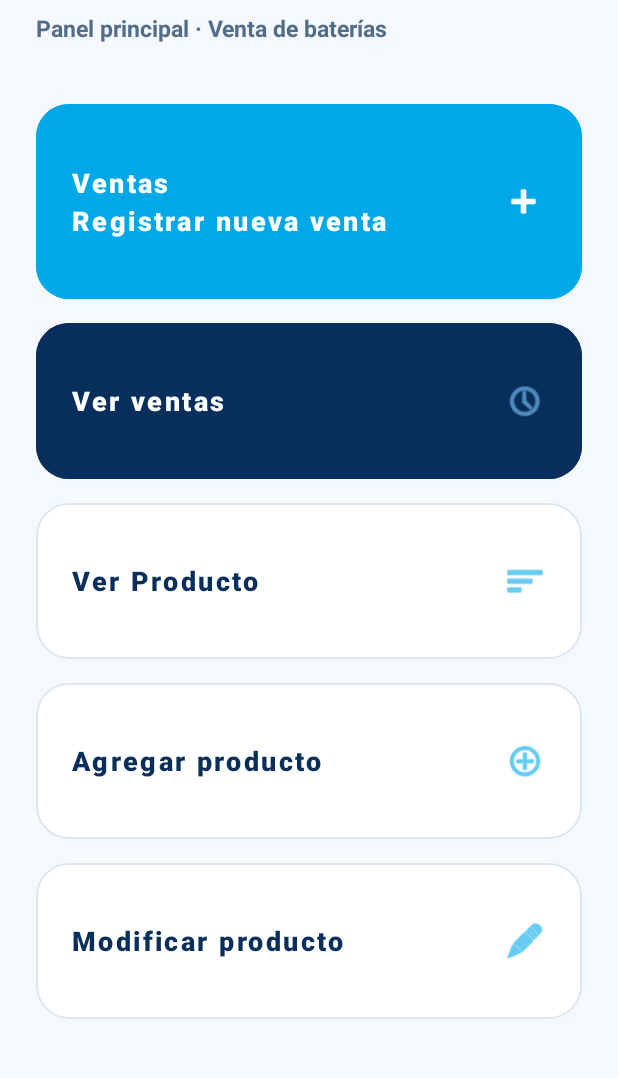
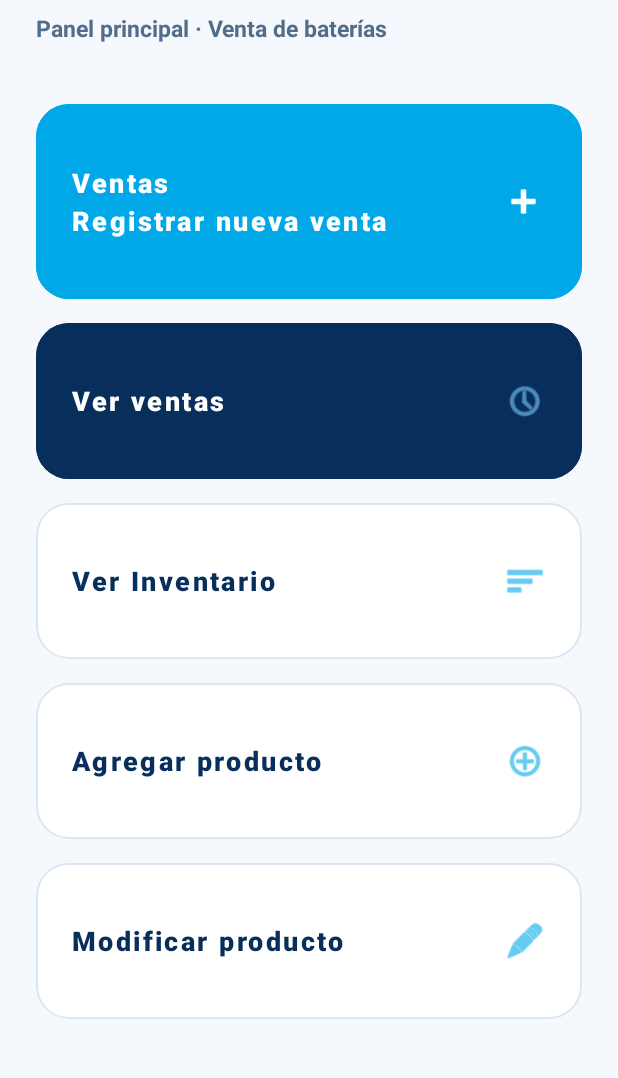
Before and after one commit to orlanzr18-cmyk/BAMS, an Android app: the MainActivity screen opened directly, with no data from a screen before it, on a phone screen of 412 x 824 dp, the part 156-1234 px from its top. Run offline under Robolectric (Android 15) with nearby library versions, the phone set to English and light mode, and no system bars.

Commit message:
cambio de texto

```diff
--- a/app/src/main/res/layout/activity_main.xml
+++ b/app/src/main/res/layout/activity_main.xml
@@ -148,7 +148,7 @@
                 android:insetTop="0dp"
                 android:insetBottom="0dp"
                 android:paddingHorizontal="24dp"
-                android:text="Ver Producto"
+                android:text="Ver Inventario"
                 android:textAllCaps="false"
                 android:textColor="#082F5B"
                 android:textSize="18sp"
```
